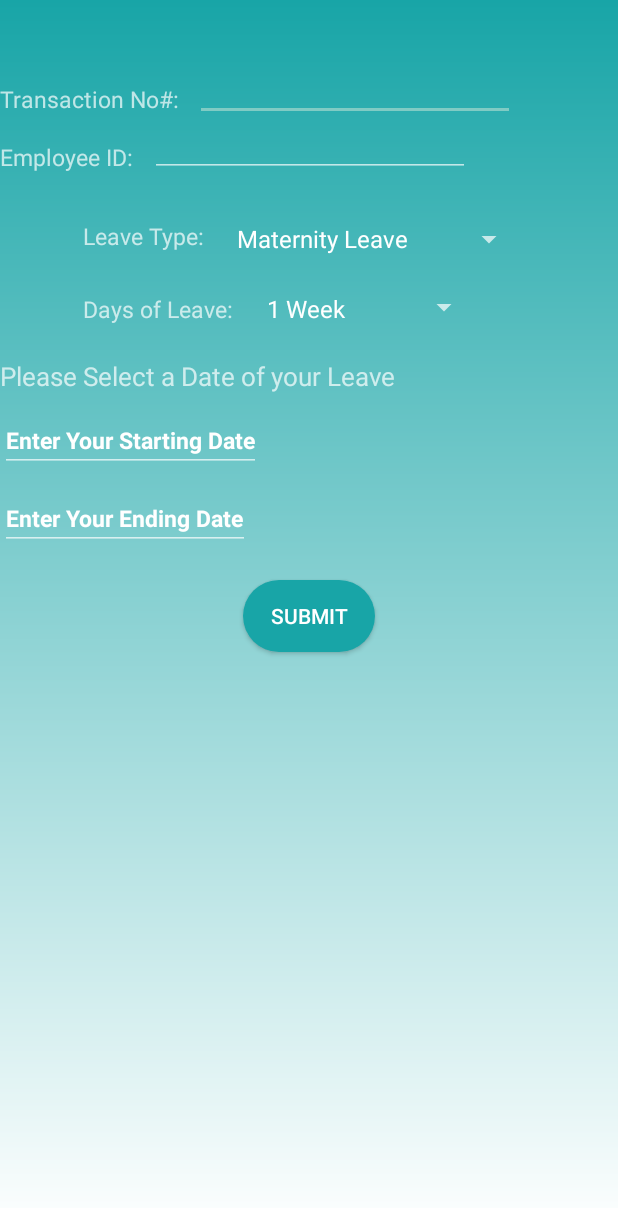
After one commit to heatherval02/CC107_Sat7301230Group7, an Android app: the LeaveForm screen opened directly, with no data from a screen before it, on a phone screen of 412 x 824 dp. The commit adds this screen. Shown: the top 1208 px of the screen. Run offline under Robolectric (Android 15) with nearby library versions, the phone set to English and light mode, and no system bars.

```diff
--- a/MyApplication/app/build.gradle
+++ b/MyApplication/app/build.gradle
@@ -19,6 +19,7 @@ android {
             minifyEnabled false
             proguardFiles getDefaultProguardFile('proguard-android-optimize.txt'), 'proguard-rules.pro'
         }
+
     }
 
 }
@@ -27,6 +28,7 @@ dependencies {
     implementation fileTree(dir: 'libs', include: ['*.jar'])
 
     implementation 'androidx.appcompat:appcompat:1.1.0'
+    implementation 'com.android.volley:volley:1.1.1'
     implementation 'androidx.constraintlayout:constraintlayout:1.1.3'
     testImplementation 'junit:junit:4.12'
     androidTestImplementation 'androidx.test.ext:junit:1.1.1'
--- a/MyApplication/app/src/main/AndroidManifest.xml
+++ b/MyApplication/app/src/main/AndroidManifest.xml
@@ -1,6 +1,7 @@
 <?xml version="1.0" encoding="utf-8"?>
 <manifest xmlns:android="http://schemas.android.com/apk/res/android"
     package="com.example.myapplication">
+    <uses-permission android:name="android.permission.INTERNET" />
 
     <application
         android:allowBackup="true"
@@ -10,6 +11,8 @@
         android:supportsRtl="true"
         android:theme="@style/Theme.AppCompat.NoActionBar">
         <activity android:name=".home"></activity>
+        <activity android:name=".LeaveForm"/>
+        <activity android:name=".LoanForm"/>
         <activity android:name=".MainActivity">
 
             <intent-filter>
--- /dev/null
+++ b/MyApplication/app/src/main/java/com/example/myapplication/LeaveForm.java
@@ -0,0 +1,73 @@
+package com.example.myapplication;
+
+import android.app.DatePickerDialog;
+import android.graphics.Color;
+import android.graphics.drawable.ColorDrawable;
+import android.os.Build;
+import android.os.Bundle;
+import android.text.InputType;
+import android.view.View;
+import android.widget.DatePicker;
+import android.widget.EditText;
+import android.widget.Spinner;
+
+import androidx.annotation.Nullable;
+import androidx.annotation.RequiresApi;
+import androidx.appcompat.app.AppCompatActivity;
+
+import java.util.Calendar;
+
+
+public class LeaveForm extends AppCompatActivity {
+    private Spinner spinnerLeave, spinnerDay;
+    EditText Sdate, Edate;
+
+    DatePickerDialog StartPicker, EndPicker;
+
+    @Override
+    protected void onCreate(@Nullable Bundle savedInstanceState) {
+        super.onCreate(savedInstanceState);
+        setContentView(R.layout.leaveform);
+        Sdate = findViewById(R.id.Startdate);
+        Sdate.setInputType(InputType.TYPE_NULL);
+        Edate = findViewById(R.id.Enddate);
+        Edate.setInputType(InputType.TYPE_NULL);
+        Sdate.setOnClickListener(new View.OnClickListener() {
+            @Override
+            public void onClick(View view) {
+                final Calendar calendar = Calendar.getInstance();
+                int day = calendar.get(Calendar.DAY_OF_MONTH);
+                int month = calendar.get(Calendar.MONTH);
+                int year = calendar.get(Calendar.YEAR);
+                StartPicker = new DatePickerDialog(LeaveForm.this, new DatePickerDialog.OnDateSetListener() {
+                    @Override
+                    public void onDateSet(DatePicker datePicker, int year, int monthOfYear, int dayOfmonth) {
+                        Sdate.setText((monthOfYear + 1) + "/" + (dayOfmonth) + "/" + year);
+                    }
+                }, year, month, day);
+                StartPicker.show();
+
+
+            }
+
+        });
+        Edate.setOnClickListener(new View.OnClickListener() {
+            @Override
+            public void onClick(View view) {
+                final Calendar calendar = Calendar.getInstance();
+                int day = calendar.get(Calendar.DAY_OF_MONTH);
+                int month = calendar.get(Calendar.MONTH);
+                int year = calendar.get(Calendar.YEAR);
+                EndPicker = new DatePickerDialog(LeaveForm.this, new DatePickerDialog.OnDateSetListener() {
+                    @Override
+                    public void onDateSet(DatePicker datePicker, int year, int monthOfYear, int dayOfmonth) {
+                        Edate.setText((monthOfYear + 1) + "/" + (dayOfmonth) + "/" + year);
+                    }
+                }, year, month, day);
+                EndPicker.show();
+
+
+            }
+        });
+    }
+}
--- /dev/null
+++ b/MyApplication/app/src/main/java/com/example/myapplication/LoanForm.java
@@ -0,0 +1,6 @@
+package com.example.myapplication;
+
+import androidx.appcompat.app.AppCompatActivity;
+
+public class LoanForm extends AppCompatActivity {
+}
--- a/MyApplication/app/src/main/res/layout/activity_main.xml
+++ b/MyApplication/app/src/main/res/layout/activity_main.xml
@@ -23,7 +23,7 @@
         android:layout_height="30dp"
         android:layout_below="@+id/imageView"
         android:layout_marginTop="29dp"
-        android:background="#11000000"
+        android:background="#00173F5F"
         android:drawableLeft="@drawable/username"
         android:ems="10"
         android:hint="Employee ID Number"
@@ -37,7 +37,7 @@
         android:layout_height="30dp"
         android:layout_below="@+id/editText"
         android:layout_marginTop="15dp"
-        android:background="#11000000"
+        android:background="#00173F5F"
         android:drawableLeft="@drawable/password"
         android:ems="10"
         android:hint="Password"
--- /dev/null
+++ b/MyApplication/app/src/main/res/layout/leaveform.xml
@@ -0,0 +1,133 @@
+<?xml version="1.0" encoding="utf-8"?>
+<RelativeLayout xmlns:android="http://schemas.android.com/apk/res/android"
+    xmlns:tools="http://schemas.android.com/tools"
+    android:id="@+id/Leaveformlayout"
+    android:layout_width="match_parent"
+    android:layout_height="match_parent"
+    android:background="@drawable/gredient">
+
+    <TextView
+        android:id="@+id/Leavetransaction"
+        android:layout_width="wrap_content"
+        android:layout_height="25dp"
+        android:layout_marginTop="55dp"
+        android:text="Transaction No#: "
+        android:textColorHint="@color/black"
+        android:textSize="15dp"
+        tools:layout_editor_absoluteX="86dp"
+        tools:layout_editor_absoluteY="93dp" />
+
+    <EditText
+        android:id="@+id/editTextLeaveTransaction"
+        android:layout_width="wrap_content"
+        android:layout_height="25dp"
+        android:layout_below="@+id/spinnerofLoanMonths"
+        android:layout_marginLeft="130dp"
+        android:layout_marginTop="55dp"
+        android:ems="10"
+        android:inputType="numberSigned" />
+
+    <TextView
+        android:id="@+id/LeaveEmployeeID"
+        android:layout_width="wrap_content"
+        android:layout_height="25dp"
+        android:layout_below="@+id/Leavetransaction"
+        android:layout_marginTop="13dp"
+        android:text="Employee ID: "
+        android:textSize="15dp"
+        tools:layout_editor_absoluteX="86dp"
+        tools:layout_editor_absoluteY="93dp" />
+
+    <EditText
+        android:id="@+id/editTextEmployeeID"
+        android:layout_width="wrap_content"
+        android:layout_height="25dp"
+        android:layout_below="@+id/editTextLeaveTransaction"
+        android:layout_marginLeft="100dp"
+        android:layout_marginTop="12dp"
+        android:ems="10"
+        android:inputType="numberSigned" />
+
+    <TextView
+        android:id="@+id/LeaveType"
+        android:layout_width="wrap_content"
+        android:layout_height="wrap_content"
+        android:layout_below="@+id/LeaveEmployeeID"
+        android:layout_marginLeft="55dp"
+        android:layout_marginTop="27dp"
+        android:text="Leave Type: "
+        android:textSize="15dp" />
+
+    <Spinner
+        android:id="@+id/spinnerofleave"
+        android:layout_width="200dp"
+        android:layout_height="25dp"
+        android:layout_below="@+id/LeaveEmployeeID"
+        android:layout_marginLeft="150dp"
+        android:layout_marginTop="27dp"
+        android:entries="@array/Types"
+        android:prompt="@string/Leave"
+        android:textSize="15dp" />
+
+    <TextView
+        android:id="@+id/DayofLeave"
+        android:layout_width="wrap_content"
+        android:layout_height="wrap_content"
+        android:layout_below="@+id/LeaveType"
+        android:layout_marginLeft="55dp"
+        android:layout_marginTop="27dp"
+        android:text="Days of Leave: "
+        android:textSize="15dp" />
+
+    <Spinner
+        android:id="@+id/spinnerofdays"
+        android:layout_width="150dp"
+        android:layout_height="20dp"
+        android:layout_below="@+id/DayofLeave"
+        android:layout_marginLeft="170dp"
+        android:layout_marginTop="-22dp"
+        android:entries="@array/LeaveDays"
+        android:textSize="15dp" />
+
+    <TextView
+        android:id="@+id/Start"
+        android:layout_width="wrap_content"
+        android:layout_height="wrap_content"
+        android:layout_below="@+id/DayofLeave"
+        android:layout_marginTop="22dp"
+        android:text="Please Select a Date of your Leave"
+        android:textSize="17dp" />
+
+    <EditText
+        android:id="@+id/Startdate"
+        android:layout_width="wrap_content"
+        android:layout_height="wrap_content"
+        android:layout_below="@+id/Start"
+        android:layout_marginTop="10dp"
+        android:text="Enter Your Starting Date"
+        android:textSize="15dp"
+        android:textStyle="bold" />
+
+    <EditText
+        android:id="@+id/Enddate"
+        android:layout_width="wrap_content"
+        android:layout_height="wrap_content"
+        android:layout_below="@+id/Startdate"
+        android:layout_marginTop="10dp"
+        android:text="Enter Your Ending Date"
+        android:textSize="15dp"
+        android:textStyle="bold" />
+
+
+    <Button
+        android:id="@+id/LeaveButton"
+        android:layout_width="wrap_content"
+        android:layout_height="wrap_content"
+        android:layout_below="@+id/Enddate"
+        android:layout_centerHorizontal="true"
+        android:layout_marginTop="20dp"
+        android:background="@drawable/buttoncorners"
+        android:text="Submit" />
+
+
+</RelativeLayout>
--- a/MyApplication/app/src/main/res/values/strings.xml
+++ b/MyApplication/app/src/main/res/values/strings.xml
@@ -1,4 +1,54 @@
 <resources>
     <string name="open">Open</string>
     <string name="close">Close</string>
+    <string name = "Leave">Please Select An Item</string>
+    <string-array name="Types">
+        <item>Maternity Leave</item>
+        <item>Paternity Leave</item>
+        <item>Sick Leave</item>
+        <item>Annual Leave</item>
+        <item>Bereavement Leave</item>
+
+        </string-array>
+    <string-array name="LeaveDays">
+        <item>1 Week</item>
+        <item>2 weeks </item>
+        <item>3 Weeks</item>
+        <item>2 months</item>
+
+    </string-array>
+    <string-array name="LoanTypes">
+        <item>Salary Loan</item>
+        <item>Calamity Loan</item>
+        <item>SSS Loan</item>
+        <item>Maternity Loan</item>
+        <item>Bereavement Leave</item>
+
+    </string-array>
+    <string-array name="LoanAmount">
+        <item>10,000</item>
+        <item>20,000</item>
+        <item>30,000</item>
+        <item>40,00</item>
+        <item>50,000</item>
+        <item>60,000</item>
+        <item>70,000</item>
+        <item>80,00</item>
+        <item>90,000</item>
+        <item>100,000</item>
+
+    </string-array>
+    <string-array name="LoanMonth">
+        <item>3 Months</item>
+        <item>6 Months </item>
+        <item>9 Months</item>
+        <item>12 Months</item>
+        <item>18 Months</item>
+        <item>24 Months</item>
+    </string-array>
+    <string-array name="Loan">
+        <item>Cut off</item>
+        <item>Every Month</item>
+    </string-array>
+
 </resources>
```
Also changed, not shown: MyApplication/app/src/main/java/com/example/myapplication/Constant.java (added, +8 -0 lines), MyApplication/app/src/main/java/com/example/myapplication/MainActivity.java (+57 -12 lines), MyApplication/app/src/main/java/com/example/myapplication/home.java (+11 -6 lines), MyApplication/app/src/main/res/layout/loanform.xml (added, +201 -0 lines), MyApplication/app/src/main/res/menu/icon_menu.xml (+4 -4 lines), 6 other files.
